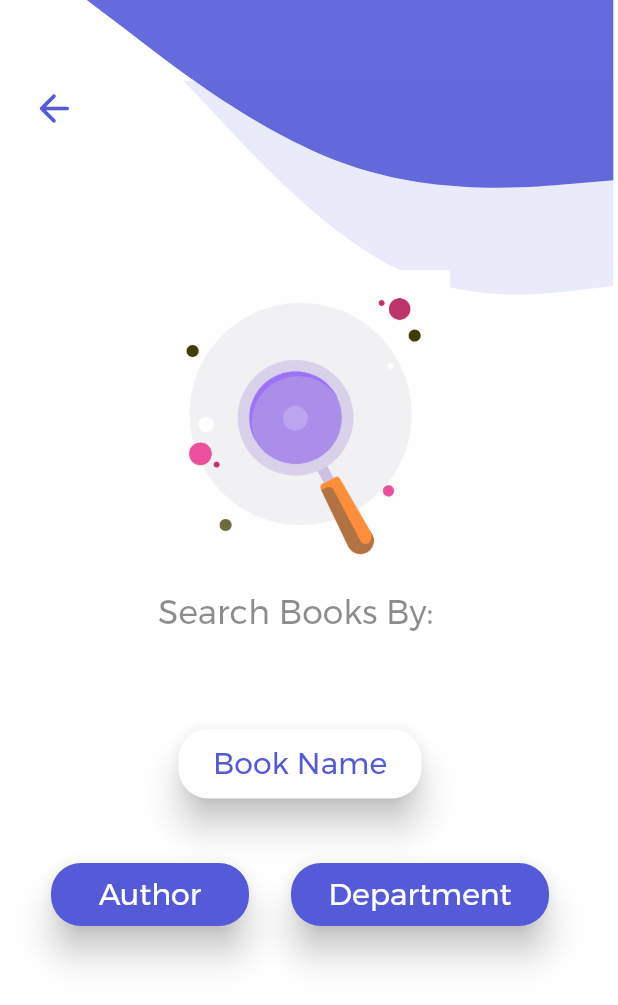
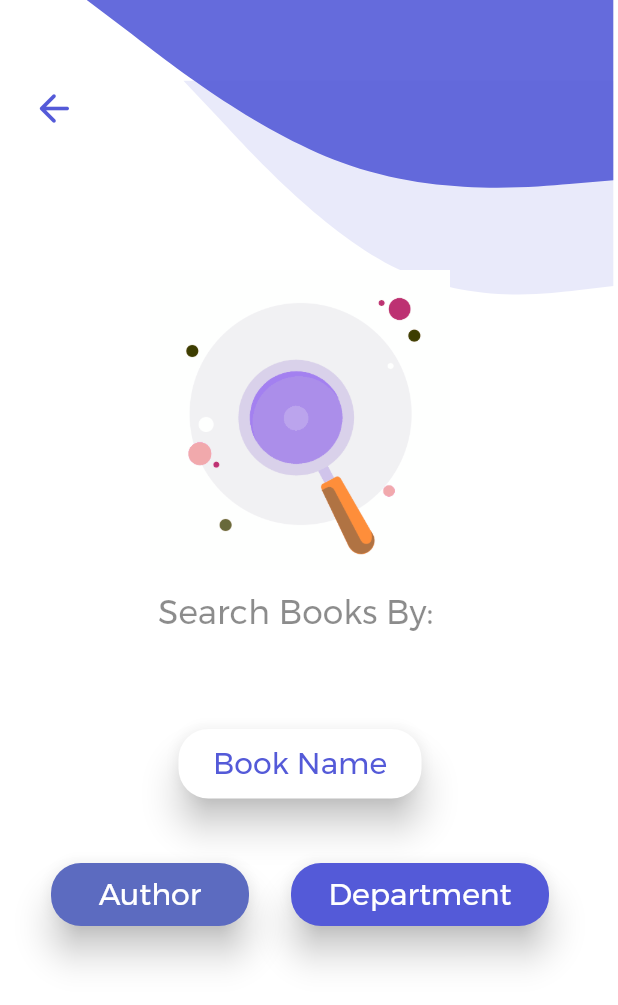
Before and after one commit to jyothir10/bibliotheca, a Flutter app: the screen it shows after launch, on a phone screen of 412 x 824 dp. Shown: the top 1005 px of the screen. Run offline on Flutter 3.47's test engine with Material 2 defaults, Android fonts, the phone set to English and light mode, and no system bars; our stand-ins replace firebase_auth, firebase_core, flutter_svg, modal_progress_hud_nsn; missing offline and left inert: blobs; accounts and stored records are empty.

Commit message:
Added color property to Blue Button

```diff
--- a/lib/Components/BlueButton.dart
+++ b/lib/Components/BlueButton.dart
@@ -1,16 +1,16 @@
-import 'package:bibliotheca/constants.dart';
 import 'package:flutter/material.dart';
 
 class BlueButton extends StatelessWidget {
   final String text;
   final double width;
+  final int Colour;
   void Function()? onTap;
   BlueButton({
     required this.text,
     required this.width,
     required this.onTap,
-    Key? key,
-  }) : super(key: key);
+    Key? key, required this.Colour,
+ }) : super(key: key);
 
   @override
   Widget build(BuildContext context) {
@@ -20,7 +20,7 @@ class BlueButton extends StatelessWidget {
         height: 50,
         width: width,
         child: Card(
-          color: primaryColour,
+          color: Color(Colour),
           elevation: 10,
           shape: const RoundedRectangleBorder(
             borderRadius: BorderRadius.all(
```
